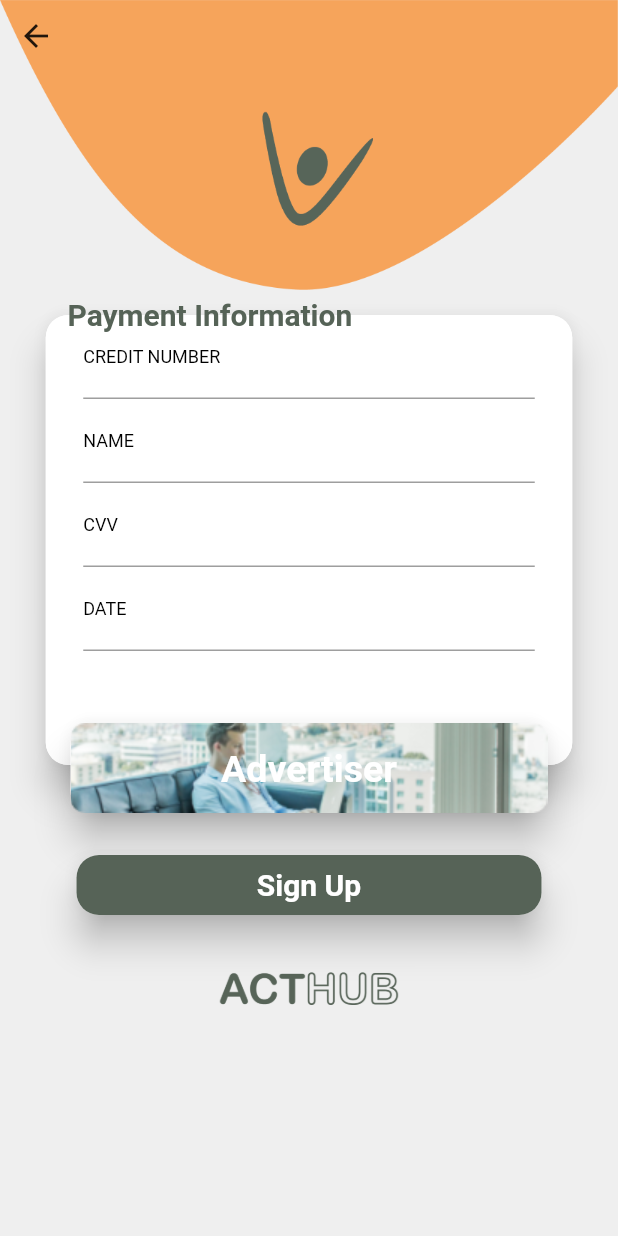
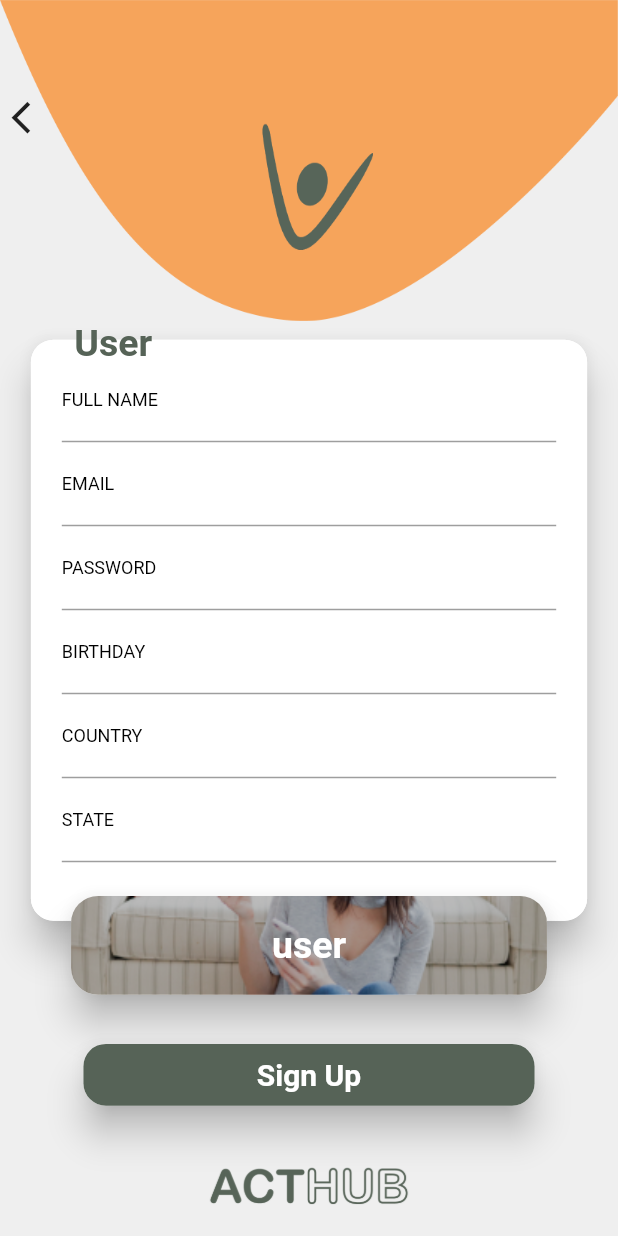
Before and after one commit to Saleh-h-m-abbas/acthub, a Flutter app: the SignUpFormPage screen opened by its route, on a phone screen of 412 x 824 dp. Run offline on Flutter 3.47's test engine with Material 2 defaults, Android fonts, the phone set to English and light mode, and no system bars; drawn by our look-alikes of auto_size_text, getwidget; our stand-ins replace carousel_slider, custom_navigation_bar, flutter_local_notifications, flutter_signin_button, flutter_svg, geolocator and 3 more; missing offline and left inert: geocoder; accounts and stored records are empty; network calls fail; project files that could hold a hidden picture were left out.

Commit message:
Sign Up As + Sign Up Form
Responsive done

```diff
--- a/lib/Screens/PrivacyPolicy.dart
+++ b/lib/Screens/PrivacyPolicy.dart
@@ -23,7 +23,9 @@ class _PrivacyPolicyState extends State<PrivacyPolicy> {
             children: [
               Image.asset(
                 'Images/HeaderLogoA.png',
-                fit: BoxFit.fitWidth,
+                fit: BoxFit.fill,
+                width: MediaQuery.of(context).size.width,
+                height:MediaQuery.of(context).size.height*0.26,
               ),
               Positioned(
                 top:MediaQuery.of(context).size.height*0.07,
--- a/lib/Screens/SignUpFormPage.dart
+++ b/lib/Screens/SignUpFormPage.dart
@@ -1,6 +1,8 @@
 import 'package:acthub/Classes/Palette.dart';
+import 'package:auto_size_text/auto_size_text.dart';
 import 'package:flutter/material.dart';
 import 'package:flutter/rendering.dart';
+import 'package:getwidget/getwidget.dart';
 
 class SignUpFormPage extends StatefulWidget {
   const SignUpFormPage({Key key}) : super(key: key);
@@ -11,29 +13,47 @@ class SignUpFormPage extends StatefulWidget {
 }
 
 class _SignUpFormPageState extends State<SignUpFormPage> {
+
   @override
   Widget build(BuildContext context) {
+    bool isUser=true; // make it true to show the user form
+
     return Scaffold(
+      resizeToAvoidBottomInset: false,
       backgroundColor: Color(0xffEFEFEF),
-      body: SingleChildScrollView(
-        child: Column(
-          mainAxisAlignment: MainAxisAlignment.spaceBetween,
+      body: Column(
+        // mainAxisAlignment: MainAxisAlignment.spaceBetween,
         children: [
           Stack(
             children: [
-                Container(
+              Image.asset(
+                'Images/HeaderLogoB.png',
+                fit: BoxFit.fill,
                 width: MediaQuery.of(context).size.width,
+                height:MediaQuery.of(context).size.height*0.26,
+              ),
+              Positioned(
+                top:MediaQuery.of(context).size.height*0.07,
+                child: Container(
+                  height: MediaQuery.of(context).size.width*0.1,
+                  width:MediaQuery.of(context).size.width*0.1,
+
                   child: FittedBox(
-                    child: Image.asset(
-                      'Images/HeaderLogoB.png',
-                      fit: BoxFit.contain,
+                    fit: BoxFit.fill,
+                    child: IconButton(
+                      icon: Icon(Icons.arrow_back_ios,size: 30,),
+                      onPressed: () => Navigator.pop(context),
+
                     ),
                   ),
                 ),
-                SafeArea(
-                  child: Column(
-                    children: [
-                      PaymentInformation(context),
+              ),
+            ],
+          ),
+          isUser?UserForm(context) :Advertiser_SP_Info(context,serviceProvider: false),
+          SizedBox(
+            height: MediaQuery.of(context).size.height *0.03,
+          ),
           GestureDetector(
             child: Card(
               shape: RoundedRectangleBorder(
@@ -41,8 +61,8 @@ class _SignUpFormPageState extends State<SignUpFormPage> {
               ),
               elevation: 10,
               child: Container(
-                              width: 310,
-                              height: 40,
+                  width: MediaQuery.of(context).size.width*0.73,
+                  height: MediaQuery.of(context).size.height*0.05,
                   decoration: const BoxDecoration(
                     color: Palette.actHubGreen,
                     borderRadius: BorderRadius.all(
@@ -50,56 +70,38 @@ class _SignUpFormPageState extends State<SignUpFormPage> {
                     ),
                   ),
                   child: Center(
-                                child: Text('Sign Up',
+                    child: Padding(
+                      padding:  EdgeInsets.all(MediaQuery.of(context).size.height*0.007),
+                      child: AutoSizeText(isUser?'Sign Up':'Next',
                           style: TextStyle(
                               fontSize: 20,
                               fontWeight: FontWeight.bold,
                               color: Palette.white)),
+                    ),
                   )),
             ),
+
           ),
           SizedBox(
-                        height: 20,
+            height: MediaQuery.of(context).size.height *0.03,
           ),
+          Container(
+              height: MediaQuery.of(context).size.height*0.06,
+              width: MediaQuery.of(context).size.width*0.4,
+              child: Image.asset('Images/ActHubG.png',fit: BoxFit.contain,)),
         ],
-                  ),
-                ),
-              ],
-            ),
-            SafeArea(
-              child: Container(
-                  height: 50,
-                  width: 130,
-                  child: Image.asset('Images/ActHubG.png')),
-            )
-          ],
-        ),
       ),
     );
   }
 
-  Column UserForm(BuildContext context) {
-    return Column(
+  UserForm(BuildContext context) {
+    return Stack(
+      alignment: AlignmentDirectional.topCenter,
       children: [
-        Row(
-          mainAxisAlignment: MainAxisAlignment.start,
+        Column(
           children: [
-            IconButton(
-              icon: Icon(Icons.arrow_back),
-              //onPressed:() => Navigator.pop(context, false),
-              onPressed: () => Navigator.pop(context),
-            ),
-          ],
-        ),
-        SizedBox(
-          height: 150,
-        ),
-        Stack(
-          children: [
-            Center(
-              child: Padding(
-                padding: const EdgeInsets.only(top: 8.0),
-                child: Card(
+            SizedBox(height:MediaQuery.of(context).size.height*0.01),
+            Card(
               shape: RoundedRectangleBorder(
                 borderRadius: BorderRadius.circular(15.0),
               ),
@@ -111,12 +113,14 @@ class _SignUpFormPageState extends State<SignUpFormPage> {
                       Radius.circular(15),
                     ),
                   ),
-                      height: 380,
-                      width: 351,
+                  width:MediaQuery.of(context).size.width*0.9,
+                  height:MediaQuery.of(context).size.height*0.47,
+                  child: SingleChildScrollView(
                     child: Column(
                       children: [
+                        SizedBox(height: MediaQuery.of(context).size.height*0.015,),
                         Padding(
-                            padding: const EdgeInsets.symmetric(horizontal: 25),
+                          padding:  EdgeInsets.symmetric(horizontal: MediaQuery.of(context).size.width*0.05,),
                           child: TextFormField(
                             cursorColor: Colors.black,
                             decoration: const InputDecoration(
@@ -128,7 +132,7 @@ class _SignUpFormPageState extends State<SignUpFormPage> {
                           ),
                         ),
                         Padding(
-                            padding: const EdgeInsets.symmetric(horizontal: 25),
+                          padding:  EdgeInsets.symmetric(horizontal: MediaQuery.of(context).size.width*0.05,),
                           child: TextFormField(
                             cursorColor: Colors.black,
                             decoration: const InputDecoration(
@@ -140,7 +144,7 @@ class _SignUpFormPageState extends State<SignUpFormPage> {
                           ),
                         ),
                         Padding(
-                            padding: const EdgeInsets.symmetric(horizontal: 25),
+                          padding:  EdgeInsets.symmetric(horizontal: MediaQuery.of(context).size.width*0.05,),
                           child: TextFormField(
                             cursorColor: Colors.black,
                             decoration: const InputDecoration(
@@ -152,7 +156,7 @@ class _SignUpFormPageState extends State<SignUpFormPage> {
                           ),
                         ),
                         Padding(
-                            padding: const EdgeInsets.symmetric(horizontal: 25),
+                          padding:  EdgeInsets.symmetric(horizontal: MediaQuery.of(context).size.width*0.05,),
                           child: TextFormField(
                             cursorColor: Colors.black,
                             decoration: const InputDecoration(
@@ -164,7 +168,7 @@ class _SignUpFormPageState extends State<SignUpFormPage> {
                           ),
                         ),
                         Padding(
-                            padding: const EdgeInsets.symmetric(horizontal: 25),
+                          padding:  EdgeInsets.symmetric(horizontal: MediaQuery.of(context).size.width*0.05,),
                           child: TextFormField(
                             cursorColor: Colors.black,
                             decoration: const InputDecoration(
@@ -176,7 +180,7 @@ class _SignUpFormPageState extends State<SignUpFormPage> {
                           ),
                         ),
                         Padding(
-                            padding: const EdgeInsets.symmetric(horizontal: 25),
+                          padding:  EdgeInsets.symmetric(horizontal: MediaQuery.of(context).size.width*0.05,),
                           child: TextFormField(
                             cursorColor: Colors.black,
                             decoration: const InputDecoration(
@@ -188,79 +192,71 @@ class _SignUpFormPageState extends State<SignUpFormPage> {
                           ),
                         ),
                       ],
+                    ),
                   )),
             ),
+          ],
         ),
-            ),
-            Padding(
-              padding: const EdgeInsets.only(left: 45, bottom: 20),
+        Positioned(
+          left:MediaQuery.of(context).size.width*0.08,
           child: Container(
-                  height: 100,
-                  width: 100,
-                  child: Text(
+            width: MediaQuery.of(context).size.width*0.25,
+            height:MediaQuery.of(context).size.height*0.08,
+            child: AutoSizeText(
               'User',
               style: TextStyle(
                   color: Palette.actHubGreen,
                   fontWeight: FontWeight.bold,
                   fontSize: 25),
-                  )),
+            ),
+          ),
         ),
         Padding(
-              padding: const EdgeInsets.only(top: 360.0),
-              child: Center(
+          padding:  EdgeInsets.only(top: MediaQuery.of(context).size.height *0.46),
           child: Card(
             shape: RoundedRectangleBorder(
-                    borderRadius: BorderRadius.circular(15.0),
+              borderRadius: BorderRadius.circular(18.0),
             ),
             elevation: 10,
-                  child: Image.asset(
-                    'Images/user.png',
+            child: GFImageOverlay(
+              image:AssetImage('Images/user.png') ,
+              width: MediaQuery.of(context).size.width*0.77,
+              height: MediaQuery.of(context).size.height*0.08,
+              borderRadius: BorderRadius.circular(18),
+              child: Center(
+                child: Container(
+                  width: MediaQuery.of(context).size.width*0.4,
+                  height: MediaQuery.of(context).size.height*0.04,
+                  child: Center(
+                    child: AutoSizeText(
+                      "user",
+                      style: TextStyle(
+                          fontSize:25,
+                          fontWeight: FontWeight.bold,
+                          color: Palette.white),
                     ),
                   ),
                 ),
               ),
-            Padding(
-              padding: const EdgeInsets.only(top: 380.0),
-              child: Center(
-                  child: Text(
-                'User',
-                style: TextStyle(
-                    color: Colors.white,
-                    fontWeight: FontWeight.bold,
-                    fontSize: 25),
-              )),
-            )
-          ],
+
             ),
-        SizedBox(
-          height: 20,
           ),
+        ),
+
       ],
     );
+
   }
-
-  Column CompanyInformation(BuildContext context) {
-    return Column(
+  Advertiser_SP_Info(BuildContext context, {bool serviceProvider}) {
+    // make it true to show the payment information when the selected user is Service Provider or advertiser
+    bool nextIsPressed=true;
+    return Stack(
+      alignment: AlignmentDirectional.topCenter,
       children: [
-        Row(
-          mainAxisAlignment: MainAxisAlignment.start,
+        Column(
           children: [
-            IconButton(
-              icon: Icon(Icons.arrow_back),
-              //onPressed:() => Navigator.pop(context, false),
-              onPressed: () => Navigator.pop(context),
-            ),
-          ],
-        ),
-        SizedBox(
-          height: 150,
-        ),
-        Stack(
-          children: [
-            Center(
-              child: Padding(
-                padding: const EdgeInsets.only(top: 8.0),
-                child: Card(
+            SizedBox(height:MediaQuery.of(context).size.height*0.01),
+            Card(
               shape: RoundedRectangleBorder(
                 borderRadius: BorderRadius.circular(15.0),
               ),
@@ -272,10 +268,13 @@ class _SignUpFormPageState extends State<SignUpFormPage> {
                       Radius.circular(15),
                     ),
                   ),
-                      height: 380,
-                      width: 351,
-                      child: Column(
+                  width:MediaQuery.of(context).size.width*0.9,
+                  height:MediaQuery.of(context).size.height*0.47,
+                  child: SingleChildScrollView(
+                    child:nextIsPressed?
+                       Column(
                       children: [
+                        SizedBox(height: MediaQuery.of(context).size.height*0.03),
                         Padding(
                           padding: const EdgeInsets.symmetric(horizontal: 25),
                           child: TextFormField(
@@ -284,7 +283,59 @@ class _SignUpFormPageState extends State<SignUpFormPage> {
                               labelStyle: TextStyle(
                                   color: Colors.black, fontSize: 12),
                               hintText: 'What do people call you?',
-                                labelText: 'COMPANY NAME ',
+                              labelText: 'CREDIT NUMBER',
+                            ),
+                          ),
+                        ),
+                        Padding(
+                          padding: const EdgeInsets.symmetric(horizontal: 25),
+                          child: TextFormField(
+                            cursorColor: Colors.black,
+                            decoration: const InputDecoration(
+                              labelStyle: TextStyle(
+                                  color: Colors.black, fontSize: 12),
+                              hintText: 'What do people call you?',
+                              labelText: 'NAME ',
+                            ),
+                          ),
+                        ),
+                        Padding(
+                          padding: const EdgeInsets.symmetric(horizontal: 25),
+                          child: TextFormField(
+                            cursorColor: Colors.black,
+                            decoration: const InputDecoration(
+                              labelStyle: TextStyle(
+                                  color: Colors.black, fontSize: 12),
+                              hintText: 'What do people call you?',
+                              labelText: 'CVV ',
+                            ),
+                          ),
+                        ),
+                        Padding(
+                          padding: const EdgeInsets.symmetric(horizontal: 25),
+                          child: TextFormField(
+                            cursorColor: Colors.black,
+                            decoration: const InputDecoration(
+                              labelStyle: TextStyle(
+                                  color: Colors.black, fontSize: 12),
+                              hintText: 'What do people call you?',
+                              labelText: 'DATE ',
+                            ),
+                          ),
+                        ),
+                      ],
+                    ):Column(
+                      children: [
+                        SizedBox(height: MediaQuery.of(context).size.height*0.015,),
+                        Padding(
+                          padding: const EdgeInsets.symmetric(horizontal: 25),
+                          child: TextFormField(
+                            cursorColor: Colors.black,
+                            decoration: const InputDecoration(
+                              labelStyle: TextStyle(
+                                  color: Colors.black, fontSize: 12),
+                              hintText: 'What do people call you?',
+                              labelText: 'COMPANY / NAME ',
                             ),
                           ),
                         ),
@@ -349,189 +400,60 @@ class _SignUpFormPageState extends State<SignUpFormPage> {
                           ),
                         ),
                       ],
+                    ),
                   )),
+            ),
+          ],
+        ),
+        Positioned(
+          left:MediaQuery.of(context).size.width*0.08,
+          child: Container(
+           width: MediaQuery.of(context).size.width*0.35,
+            height:MediaQuery.of(context).size.height*0.08,
+            child: AutoSizeText(
+              nextIsPressed?'Payment Info': serviceProvider? 'Service Provider':'Advertiser',
+              style: TextStyle(
+                  color: Palette.actHubGreen,
+                  fontWeight: FontWeight.bold,
+                  fontSize: 25),
             ),
           ),
         ),
         Padding(
-              padding: const EdgeInsets.only(left: 45, bottom: 20),
-              child: Container(
-                  height: 100,
-                  child: Text(
-                    'Company Information',
-                    style: TextStyle(
-                        color: Palette.actHubGreen,
-                        fontWeight: FontWeight.bold,
-                        fontSize: 20),
-                  )),
-            ),
-            Padding(
-              padding: const EdgeInsets.only(top: 360.0),
-              child: Center(
+          padding:  EdgeInsets.only(top: MediaQuery.of(context).size.height *0.46),
           child: Card(
             shape: RoundedRectangleBorder(
-                    borderRadius: BorderRadius.circular(15.0),
+              borderRadius: BorderRadius.circular(18.0),
             ),
             elevation: 10,
-                  child: Image.asset(
-                    'Images/serviceProvider.png',
+            child: GFImageOverlay(
+              image:AssetImage(  serviceProvider?  'Images/serviceProvider.png': 'Images/advertiser.png',) ,
+              width: MediaQuery.of(context).size.width*0.77,
+              height: MediaQuery.of(context).size.height*0.08,
+              borderRadius: BorderRadius.circular(18),
+              child: Center(
+                child: Container(
+                  width: MediaQuery.of(context).size.width*0.4,
+                  height: MediaQuery.of(context).size.height*0.04,
+                  child: Center(
+                    child: AutoSizeText(
+                      "user",
+                      style: TextStyle(
+                          fontSize:25,
+                          fontWeight: FontWeight.bold,
+                          color: Palette.white),
                     ),
                   ),
                 ),
               ),
-            Padding(
-              padding: const EdgeInsets.only(top: 380.0),
-              child: Center(
-                  child: Text(
-                'Service Provider',
-                style: TextStyle(
-                    color: Colors.white,
-                    fontWeight: FontWeight.bold,
-                    fontSize: 25),
-              )),
-            )
-          ],
-        ),
-        SizedBox(
-          height: 20,
-        ),
-      ],
-    );
-  }
 
-  Column PaymentInformation(BuildContext context) {
-    return Column(
-      children: [
-        Row(
-          mainAxisAlignment: MainAxisAlignment.start,
-          children: [
-            IconButton(
-              icon: Icon(Icons.arrow_back),
-              //onPressed:() => Navigator.pop(context, false),
-              onPressed: () => Navigator.pop(context),
-            ),
-          ],
-        ),
-        SizedBox(
-          height: 150,
-        ),
-        Stack(
-          children: [
-            Center(
-              child: Padding(
-                padding: const EdgeInsets.only(top: 8.0),
-                child: Card(
-                  shape: RoundedRectangleBorder(
-                    borderRadius: BorderRadius.circular(15.0),
-                  ),
-                  elevation: 10,
-                  child: Container(
-                      decoration: const BoxDecoration(
-                        color: Palette.white,
-                        borderRadius: BorderRadius.all(
-                          Radius.circular(15),
-                        ),
-                      ),
-                      height: 300,
-                      width: 351,
-                      child: Column(
-                        children: [
-                          Padding(
-                            padding: const EdgeInsets.symmetric(horizontal: 25),
-                            child: TextFormField(
-                              cursorColor: Colors.black,
-                              decoration: const InputDecoration(
-                                labelStyle: TextStyle(
-                                    color: Colors.black, fontSize: 12),
-                                hintText: 'What do people call you?',
-                                labelText: 'CREDIT NUMBER',
             ),
           ),
         ),
-                          Padding(
-                            padding: const EdgeInsets.symmetric(horizontal: 25),
-                            child: TextFormField(
-                              cursorColor: Colors.black,
-                              decoration: const InputDecoration(
-                                labelStyle: TextStyle(
-                                    color: Colors.black, fontSize: 12),
-                                hintText: 'What do people call you?',
-                                labelText: 'NAME ',
-                              ),
-                            ),
-                          ),
-                          Padding(
-                            padding: const EdgeInsets.symmetric(horizontal: 25),
-                            child: TextFormField(
-                              cursorColor: Colors.black,
-                              decoration: const InputDecoration(
-                                labelStyle: TextStyle(
-                                    color: Colors.black, fontSize: 12),
-                                hintText: 'What do people call you?',
-                                labelText: 'CVV ',
-                              ),
-                            ),
-                          ),
-                          Padding(
-                            padding: const EdgeInsets.symmetric(horizontal: 25),
-                            child: TextFormField(
-                              cursorColor: Colors.black,
-                              decoration: const InputDecoration(
-                                labelStyle: TextStyle(
-                                    color: Colors.black, fontSize: 12),
-                                hintText: 'What do people call you?',
-                                labelText: 'DATE ',
-                              ),
-                            ),
-                          ),
-                        ],
-                      )),
-                ),
-              ),
-            ),
-            Padding(
-              padding: const EdgeInsets.only(left: 45, bottom: 20),
-              child: Container(
-                  height: 100,
-                  child: Text(
-                    'Payment Information',
-                    style: TextStyle(
-                        color: Palette.actHubGreen,
-                        fontWeight: FontWeight.bold,
-                        fontSize: 20),
-                  )),
-            ),
-            Padding(
-              padding: const EdgeInsets.only(top: 280.0),
-              child: Center(
-                child: Card(
-                  shape: RoundedRectangleBorder(
-                    borderRadius: BorderRadius.circular(15.0),
-                  ),
-                  elevation: 10,
-                  child: Image.asset(
-                    'Images/advertiser.png',
-                  ),
-                ),
-              ),
-            ),
-            Padding(
-              padding: const EdgeInsets.only(top: 300.0),
-              child: Center(
-                  child: Text(
-                'Advertiser',
-                style: TextStyle(
-                    color: Colors.white,
-                    fontWeight: FontWeight.bold,
-                    fontSize: 25),
-              )),
-            )
-          ],
-        ),
-        SizedBox(
-          height: 20,
-        ),
+
       ],
     );
+
   }
+
 }
--- a/lib/main.dart
+++ b/lib/main.dart
@@ -32,7 +32,7 @@ class MyApp extends StatelessWidget {
   Widget build(BuildContext context) {
     return MaterialApp(
       debugShowCheckedModeBanner: false,
-      initialRoute: PrivacyPolicy.id,
+      initialRoute: SignUpFormPage.id,
       routes: {
         LandingPage.id: (context) => LandingPage(),
         EnableLocation.id: (context) => EnableLocation(),
```
Also changed, not shown: lib/Screens/LogInPage.dart (+31 -28 lines), lib/Screens/SignIn.dart (+37 -20 lines), lib/Screens/SignUpAsPage.dart (+54 -29 lines), lib/Screens/YourData.dart (+1 -7 lines). Lines whose indentation alone changed are shown as unchanged.
